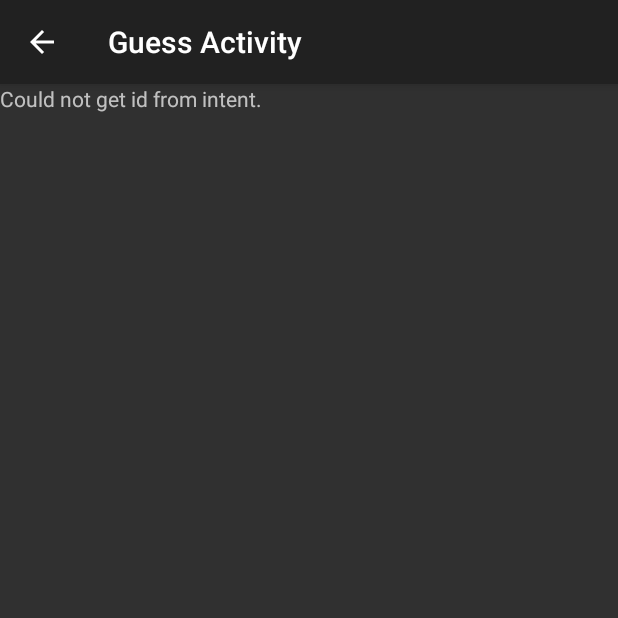
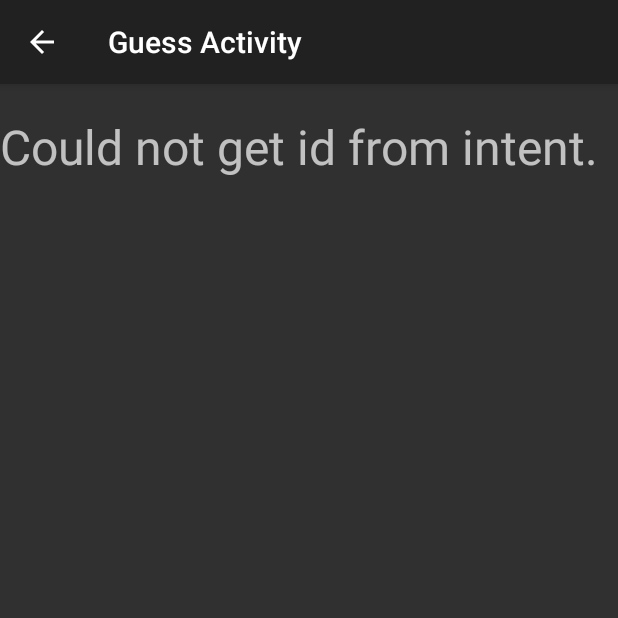
Before and after one commit to JohnReagan/i-spy-android, an Android app: the GuessActivity screen opened directly, with no data from a screen before it, on a phone screen of 412 x 824 dp, the top half of it. Run offline under Robolectric (Android 15) with nearby library versions, the phone set to English and light mode, and no system bars.

Commit message:
updated guessing

```diff
--- a/app/src/main/java/edu/virginia/cs/cs4720/ispy/CameraPhotoCapture.java
+++ b/app/src/main/java/edu/virginia/cs/cs4720/ispy/CameraPhotoCapture.java
@@ -122,8 +122,6 @@ public class CameraPhotoCapture extends Activity {
 
                 x = touchPoint[0];
                 y = touchPoint[1];
-
-                Toast.makeText(getApplicationContext(), "X: " + x + "\nY: " + x, Toast.LENGTH_LONG).show();
 
                 updateCoordsText(touchPoint[0], touchPoint[1]);
 
--- a/app/src/main/res/layout/activity_guess.xml
+++ b/app/src/main/res/layout/activity_guess.xml
@@ -1,6 +1,8 @@
 <?xml version="1.0" encoding="utf-8"?>
 <RelativeLayout xmlns:android="http://schemas.android.com/apk/res/android"
-    android:layout_width="match_parent" android:layout_height="match_parent">
+    xmlns:tools="http://schemas.android.com/tools"
+    android:layout_width="fill_parent" android:layout_height="fill_parent"
+    tools:context=".GuessActivity">
 
     <ImageView
         android:id="@+id/showImage"
@@ -9,11 +11,30 @@
         android:layout_centerHorizontal="true"
         android:adjustViewBounds="true"
         android:scaleType="fitXY"
-        android:layout_marginTop="20dp"/>
+        android:layout_marginTop="20dp"
+        />
 
     <TextView
         android:id="@+id/textView"
+        android:layout_below="@+id/showImage"
+        android:textSize="32sp"
+        android:layout_centerInParent="true"
         android:layout_width="match_parent"
-        android:layout_height="match_parent" />
+        android:layout_height="wrap_content" />
+    <TextView
+        android:id="@+id/guessText"
+        android:layout_width="match_parent"
+        android:layout_height="40dp"
+        android:layout_below="@+id/textView"
+        android:layout_centerInParent="true"
+        android:textSize="32sp"/>
+    <!--<TextView
+        android:id="@+id/guessNum"
+        android:textSize="32sp"
+        android:layout_toRightOf="@+id/guessText"
+        android:layout_toEndOf="@+id/guessText"
+        android:layout_width="match_parent"
+        android:layout_height="match_parent" />-->
+
 
 </RelativeLayout>
```
Also changed, not shown: app/src/main/java/edu/virginia/cs/cs4720/ispy/GuessActivity.java (+46 -3 lines).
